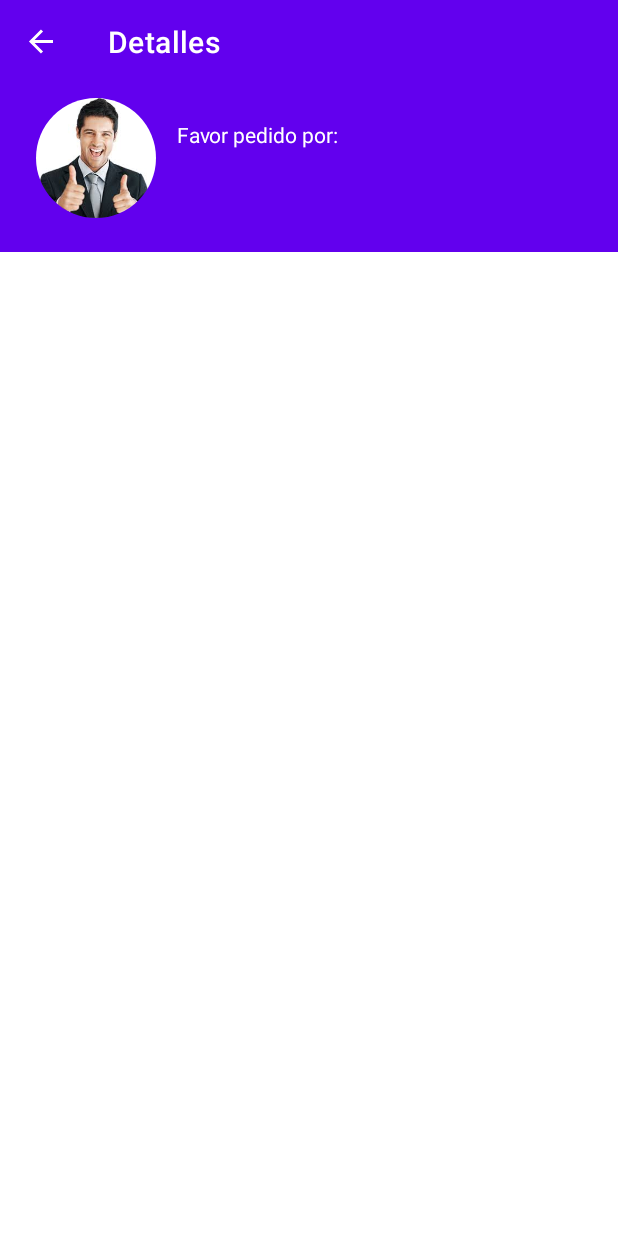
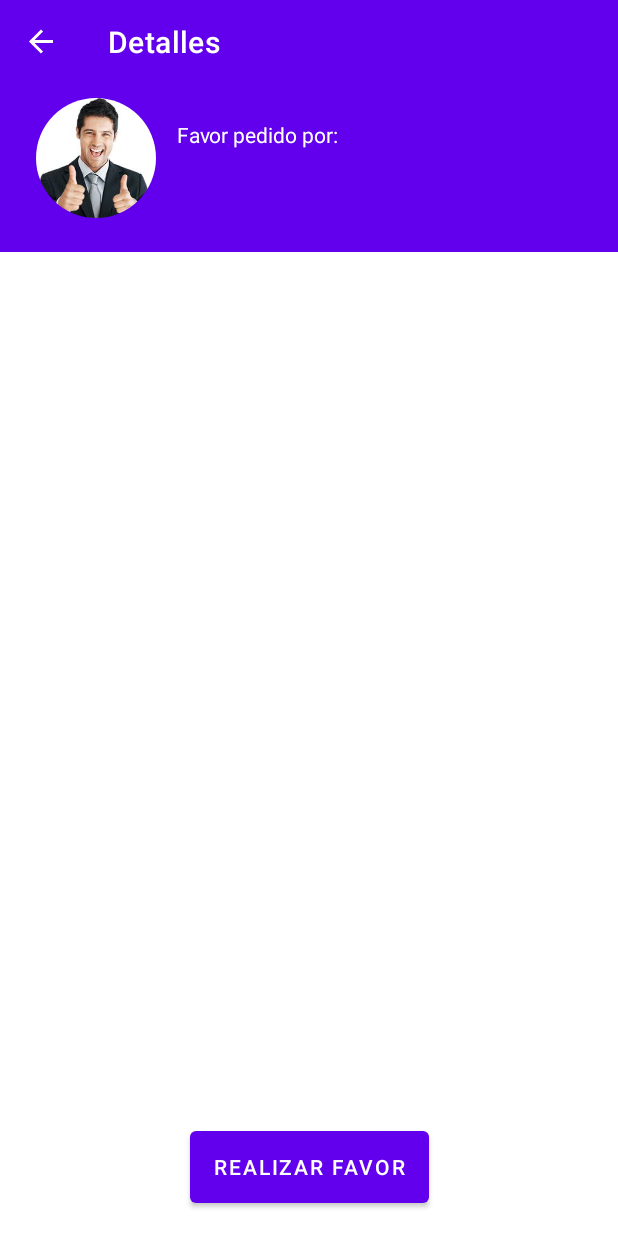
Before and after one commit to casa98/UniFavores, an Android app: the FavorDetailsFragment screen opened through its navigation route, on a phone screen of 412 x 824 dp. Run offline under Robolectric (Android 15) with nearby library versions, the phone set to English and light mode, and no system bars; our stand-ins replace CircleImageView, Firebase (no records; nobody signed in at launch, a user with empty details on screens opened directly), data binding, navigation-ui; 6 statements that could not run were skipped.

Commit message:
Show only favors created by other users. Fixed -> cannot add an empty favor. Working on update firebase data when favor is assigned

```diff
--- a/app/src/main/res/layout/fragment_favor_details.xml
+++ b/app/src/main/res/layout/fragment_favor_details.xml
@@ -38,6 +38,7 @@
             android:paddingBottom="16dp"
             android:textColor="#FFFFFF"
             android:textSize="18sp"
+            tools:text="La Daniela"
             app:layout_constraintBottom_toTopOf="@+id/view"
             app:layout_constraintEnd_toEndOf="@+id/view"
             app:layout_constraintHorizontal_bias="0.5"
@@ -69,6 +70,7 @@
             android:layout_marginEnd="8dp"
             android:textColor="#000000"
             android:textSize="16sp"
+            tools:text="Necesito unas copias al 5k"
             app:layout_constraintEnd_toEndOf="parent"
             app:layout_constraintStart_toStartOf="parent"
             app:layout_constraintTop_toBottomOf="@+id/view" />
@@ -77,11 +79,22 @@
             android:id="@+id/descriptionFavor"
             android:layout_width="0dp"
             android:layout_height="wrap_content"
-            android:layout_marginStart="16dp"
+            android:layout_marginStart="24dp"
+            tools:text="Estoy a punto de empezar un parcial, el profe es un maldito y no deja que uno salga a sacar las copias, por fi ayudenmeeeee, Edge 1 páginas 56-59. De verdad muchas gracias"
             android:layout_marginTop="8dp"
-            android:layout_marginEnd="8dp"
+            android:layout_marginEnd="24dp"
             app:layout_constraintEnd_toEndOf="parent"
             app:layout_constraintStart_toStartOf="parent"
             app:layout_constraintTop_toBottomOf="@+id/titleFavor" />
+
+        <Button
+            android:id="@+id/doFavorButton"
+            android:layout_width="wrap_content"
+            android:layout_height="60dp"
+            android:layout_marginBottom="16dp"
+            android:text="@string/realizar_favor"
+            app:layout_constraintBottom_toBottomOf="parent"
+            app:layout_constraintEnd_toEndOf="parent"
+            app:layout_constraintStart_toStartOf="parent" />
     </androidx.constraintlayout.widget.ConstraintLayout>
 </layout>
--- a/app/src/main/res/layout/item_recycler.xml
+++ b/app/src/main/res/layout/item_recycler.xml
@@ -6,7 +6,7 @@
     android:layout_width="match_parent"
     android:layout_height="wrap_content"
     android:layout_marginStart="20dp"
-    android:layout_marginEnd="8dp"
+    android:layout_marginEnd="16dp"
     android:layout_marginTop="8dp"
     android:layout_marginBottom="8dp">
 
@@ -42,7 +42,6 @@
         android:id="@+id/favorDate"
         android:layout_width="wrap_content"
         android:layout_height="wrap_content"
-        android:layout_marginEnd="8dp"
         android:textSize="12sp"
         app:layout_constraintEnd_toEndOf="parent"
         app:layout_constraintTop_toTopOf="parent"
--- a/app/src/main/res/values/strings.xml
+++ b/app/src/main/res/values/strings.xml
@@ -21,4 +21,6 @@
     <string name="descripcion">Descripción</string>
     <string name="pedir_favor">Pedir favor</string>
     <string name="favor_pedido_por">Favor pedido por:</string>
+    <string name="realizar_favor">realizar favor</string>
+    <string name="go_to_chat">ir al chat</string>
 </resources>
```
Also changed, not shown: app/src/main/java/com/cagudeloa/unifavores/ui/details/FavorDetailsFragment.kt (+28 -0 lines), app/src/main/java/com/cagudeloa/unifavores/ui/favors/FavorsFragment.kt (+5 -2 lines), app/src/main/res/layout/fragment_add_favor.xml (+3 -4 lines).
